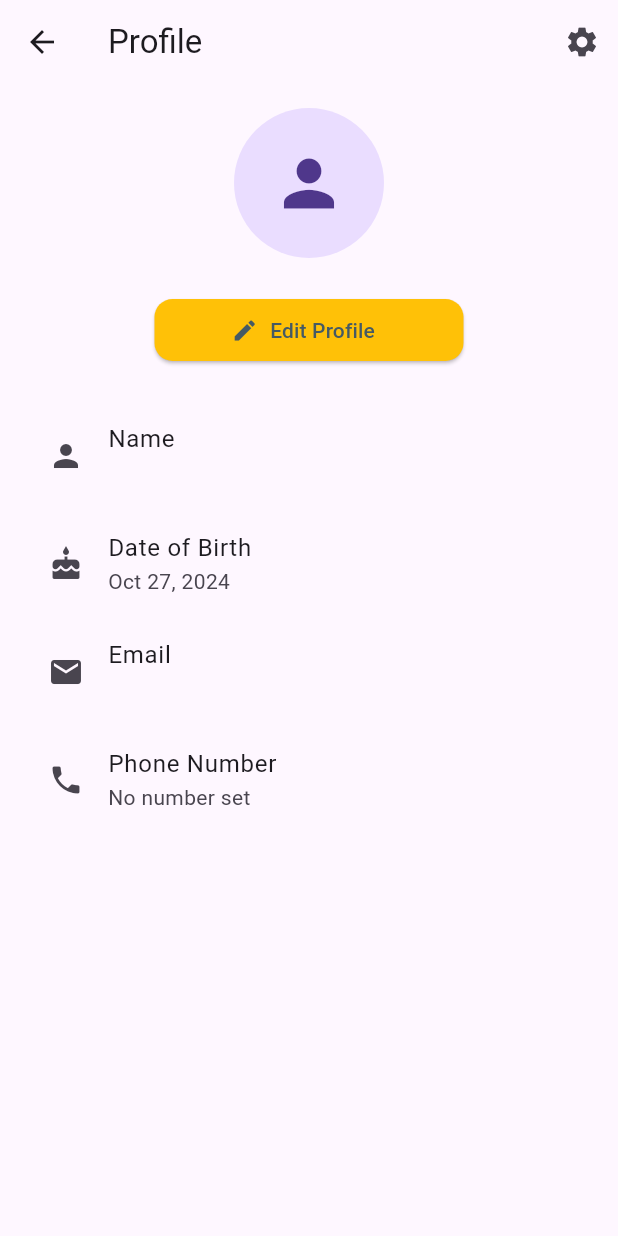
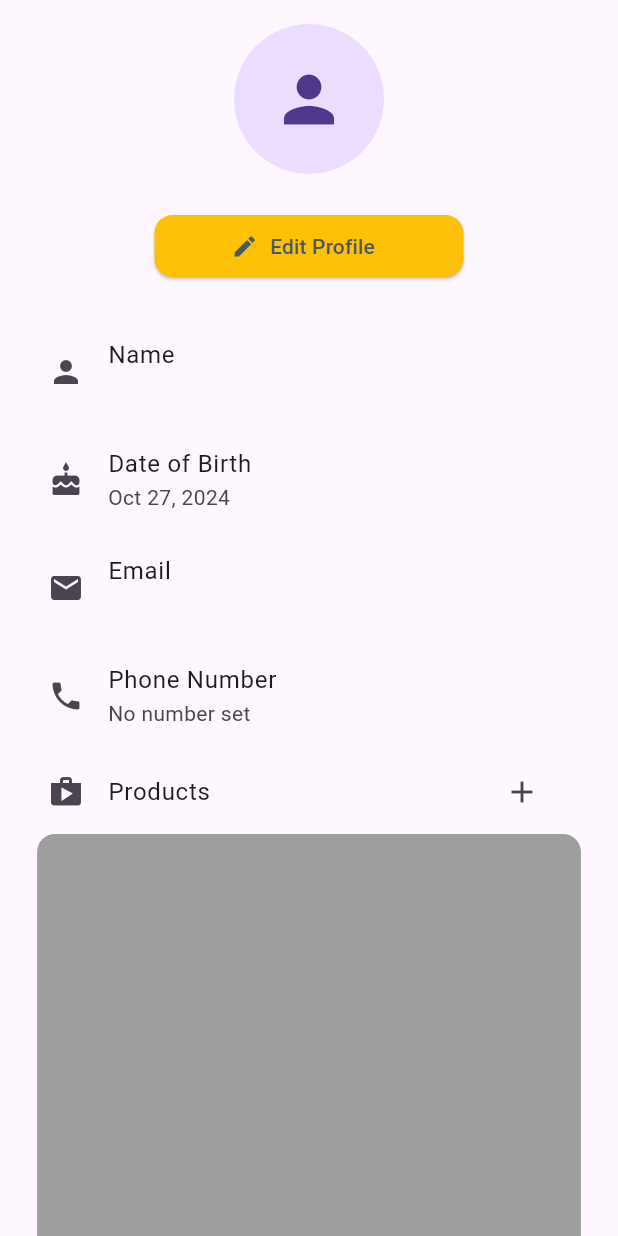
Before and after one commit to ivoidable/Vendor-Management-RN, a Flutter app: the VendorProfileTab screen opened directly with empty values, on a phone screen of 412 x 824 dp. Run offline on Flutter 3.47's test engine with Material 3 defaults, Android fonts, the phone set to English and light mode, and no system bars; our stand-ins replace carousel_slider, cloud_firestore, date_time_picker, firebase_auth, firebase_core, get and 3 more; accounts and stored records are empty; network calls fail.

Commit message:
Create Add Product Feature

```diff
--- a/lib/model/product.dart
+++ b/lib/model/product.dart
@@ -1,16 +1,12 @@
 class Product {
-  String id;
   String vendorId;
   String productName;
   List<String> images;
   double price;
   int stock;
-  String? productDescription;
 
   Product({
-    required this.id,
     required this.vendorId,
-    required this.productDescription,
     required this.productName,
     required this.images,
     required this.stock,
@@ -19,22 +15,18 @@ class Product {
 
   factory Product.fromMap(Map<String, dynamic> data) {
     return Product(
-      id: data['id'],
       vendorId: data['vendor_id'],
       productName: data['product_name'],
-      productDescription: data['product_description'],
       price: data['price'],
       stock: data['stock'],
-      images: data['images'] as List<String>,
+      images: List<String>.from(data['images'] ?? []),
     );
   }
 
   Map<String, dynamic> toMap() {
     return {
-      'id': id,
       'vendor_id': vendorId,
       'product_name': productName,
-      'product_description': productDescription,
       'price': price,
       'stock': stock,
       'images': images.toList(),
--- a/lib/screen/vendor/tabs/vendor_tabs.dart
+++ b/lib/screen/vendor/tabs/vendor_tabs.dart
@@ -7,6 +7,7 @@ import 'package:vendor/helper/helper_widgets.dart';
 import 'package:vendor/main.dart';
 import 'package:vendor/model/user.dart';
 import 'package:vendor/screen/shared/settings_screen.dart';
+import 'package:vendor/screen/vendor/profile/add_product_screen.dart';
 import 'package:vendor/screen/vendor/profile/edit_profile_screen.dart';
 import 'package:vendor/screen/vendor/vendor/view_vendor_from_vendor_screen.dart';
 
@@ -25,7 +26,7 @@ class VendorEventsTab extends StatelessWidget {
           );
         } else {
           return Padding(
-            padding: EdgeInsets.all(24),
+            padding: const EdgeInsets.all(24),
             child: Obx(() {
               return RefreshIndicator(
                   onRefresh: mainController.onRefresh,
@@ -62,11 +63,7 @@ class VendorVendorsTab extends StatelessWidget {
     return FutureBuilder(
       future: mainController.getVendors(),
       builder: (context, snapshot) {
-        if (!snapshot.hasData) {
-          return const Center(
-            child: Text("No Vendors Found"),
-          );
-        } else if (snapshot.hasError) {
+        if (snapshot.hasError) {
           return Center(
             child: Text(snapshot.error.toString()),
           );
@@ -106,7 +103,7 @@ class VendorNotificationsTab extends StatelessWidget {
 
   @override
   Widget build(BuildContext context) {
-    return Center(child: Text("To be implemented"));
+    return const Center(child: Text("To be implemented"));
   }
 }
 
@@ -129,27 +126,16 @@ class VendorProfileTab extends StatelessWidget {
       return CircleAvatar(
         radius: 50,
         backgroundImage: (imageUrl.isNotEmpty) ? NetworkImage(imageUrl) : null,
-        child: (imageUrl.isEmpty) ? Icon(Icons.person, size: 50) : null,
+        child: (imageUrl.isEmpty) ? const Icon(Icons.person, size: 50) : null,
       );
     }
 
     return Scaffold(
-      appBar: AppBar(
-        title: const Text("Profile"),
-        actions: [
-          IconButton(
-            icon: const Icon(Icons.settings),
-            onPressed: () {
-              Get.to(SettingsScreen());
-            },
-          ),
-        ],
-      ),
       body: FutureBuilder(
         future: DatabaseService().getUser(authController.uid),
         builder: (context, snapshot) {
           if (snapshot.connectionState == ConnectionState.waiting) {
-            return Center(
+            return const Center(
               child: CircularProgressIndicator(),
             );
           }
@@ -162,7 +148,7 @@ class VendorProfileTab extends StatelessWidget {
               children: [
                 // Edit Profile Button
                 buildProfileImage(user),
-                SizedBox(
+                const SizedBox(
                   height: 24,
                 ),
                 ElevatedButton.icon(
@@ -180,39 +166,54 @@ class VendorProfileTab extends StatelessWidget {
                           authController.uid, authController.appUser),
                     ));
                   },
-                  icon: Icon(Icons.edit),
-                  label: Text("Edit Profile"),
+                  icon: const Icon(Icons.edit),
+                  label: const Text("Edit Profile"),
                 ),
                 const SizedBox(height: 24),
                 // Name
                 ListTile(
-                  leading: Icon(Icons.person),
-                  title: Text("Name"),
+                  leading: const Icon(Icons.person),
+                  title: const Text("Name"),
                   subtitle: Text(user.name),
                 ),
 
                 // Date of Birth
                 ListTile(
-                  leading: Icon(Icons.cake),
-                  title: Text("Date of Birth"),
+                  leading: const Icon(Icons.cake),
+                  title: const Text("Date of Birth"),
                   subtitle: Text(formatDate(user.dateOfBirth)),
                 ),
 
                 // Email (Placeholder - assuming email is part of AppUser data later)
                 ListTile(
-                  leading: Icon(Icons.email),
-                  title: Text("Email"),
+                  leading: const Icon(Icons.email),
+                  title: const Text("Email"),
                   subtitle: Text(user.email), // Placeholder
                 ),
 
-                // Phone Number (Placeholder)
+                // Phone Number
                 ListTile(
-                  leading: Icon(Icons.phone),
-                  title: Text("Phone Number"),
+                  leading: const Icon(Icons.phone),
+                  title: const Text("Phone Number"),
                   subtitle: Text(user.phoneNumber == ""
                       ? "No number set"
-                      : user.phoneNumber ?? "No number set"), // Placeholder
+                      : user.phoneNumber ?? "No number set"),
                 ),
+                ListTile(
+                  leading: const Icon(
+                    Icons.shop,
+                  ),
+                  title: const Text("Products"),
+                  trailing: IconButton(
+                    onPressed: () {
+                      //TODO: Add Product Here
+                      Get.to(AddProductScreen());
+                      print("Add Product");
+                    },
+                    icon: const Icon(Icons.add),
+                  ),
+                ),
+                CatalogView(vendor: user),
               ],
             ),
           );
--- a/lib/screen/vendor/vendor/view_vendor_from_vendor_screen.dart
+++ b/lib/screen/vendor/vendor/view_vendor_from_vendor_screen.dart
@@ -79,11 +79,25 @@ class ViewVendorVendorProfileScreen extends StatelessWidget {
             const SizedBox(
               height: 12,
             ),
-            Container(
-              height: Get.height * 0.55,
+            CatalogView(vendor: vendor),
+          ],
+        ),
+      ),
+    );
+  }
+}
+
+class CatalogView extends StatelessWidget {
+  final Vendor vendor;
+  const CatalogView({required this.vendor});
+
+  @override
+  Widget build(BuildContext context) {
+    return Container(
+      height: Get.height * 0.5,
       width: Get.width * 0.88,
       decoration: BoxDecoration(
-                color: Colors.grey[300],
+        color: Colors.grey,
         borderRadius: BorderRadius.circular(12),
       ),
       child: GridView.builder(
@@ -99,18 +113,13 @@ class ViewVendorVendorProfileScreen extends StatelessWidget {
         },
         itemCount: vendor.products.length,
       ),
-            ),
-            //TODO: Add Catalog
-          ],
-        ),
-      ),
     );
   }
 }
 
 class ProductWidget extends StatelessWidget {
   final Product product;
-  const ProductWidget({required this.product});
+  ProductWidget({required this.product});
 
   @override
   Widget build(BuildContext context) {
@@ -119,9 +128,11 @@ class ProductWidget extends StatelessWidget {
       child: Column(
         children: [
           //Image will be changed to carousel
-          Padding(
+          product.images.isEmpty
+              ? const SizedBox()
+              : Padding(
                   padding: const EdgeInsets.all(12.0),
-            child: Image.network(product.images.first),
+                  child: Image.network(product.images[0]),
                 ),
           Container(
             padding: const EdgeInsets.symmetric(vertical: 4.0),
```
Also changed, not shown: lib/controller/vendor/add_product_controller.dart (added, +37 -0 lines), lib/helper/database.dart (+7 -0 lines), lib/screen/vendor/main_screen.dart (+9 -0 lines), lib/screen/vendor/profile/add_product_screen.dart (added, +175 -0 lines). Lines whose indentation alone changed are shown as unchanged.
